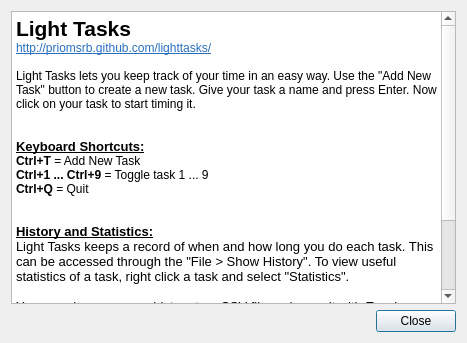
Above: HelpDialog.ui from priomsrb/lighttasks before the change. Below: the same form after it.
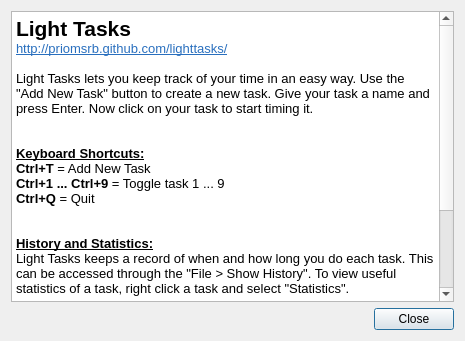
That is the form after the change. Icons and pictures are not drawn.

Commit message: Fix formatting of help dialog

```diff
--- a/HelpDialog.ui
+++ b/HelpDialog.ui
@@ -6,8 +6,8 @@
    <rect>
     <x>0</x>
     <y>0</y>
-    <width>467</width>
-    <height>343</height>
+    <width>465</width>
+    <height>341</height>
    </rect>
   </property>
   <property name="windowTitle">
@@ -26,25 +26,12 @@
 p, li { white-space: pre-wrap; }
 &lt;/style&gt;&lt;/head&gt;&lt;body style=&quot; font-family:'Sans Serif'; font-size:9pt; font-weight:400; font-style:normal;&quot;&gt;
 &lt;p style=&quot; margin-top:0px; margin-bottom:0px; margin-left:0px; margin-right:0px; -qt-block-indent:0; text-indent:0px;&quot;&gt;&lt;span style=&quot; font-size:16pt; font-weight:600;&quot;&gt;Light Tasks&lt;/span&gt;&lt;/p&gt;
-&lt;p style=&quot; margin-top:0px; margin-bottom:0px; margin-left:0px; margin-right:0px; -qt-block-indent:0; text-indent:0px;&quot;&gt;&lt;a href=&quot;http://priomsrb.github.com/lighttasks/&quot;&gt;&lt;span style=&quot; text-decoration: underline; color:#296fbe;&quot;&gt;http://priomsrb.github.com/lighttasks/&lt;/span&gt;&lt;/a&gt;&lt;/p&gt;
-&lt;p style=&quot;-qt-paragraph-type:empty; margin-top:0px; margin-bottom:0px; margin-left:0px; margin-right:0px; -qt-block-indent:0; text-indent:0px;&quot;&gt;&lt;br /&gt;&lt;/p&gt;
-&lt;p style=&quot; margin-top:0px; margin-bottom:0px; margin-left:0px; margin-right:0px; -qt-block-indent:0; text-indent:0px;&quot;&gt;Light Tasks lets you keep track of your time in an easy way. Use the &amp;quot;Add New Task&amp;quot; button to create a new task. Give your task a name and press Enter. Now click on your task to start timing it.&lt;/p&gt;
-&lt;p style=&quot;-qt-paragraph-type:empty; margin-top:0px; margin-bottom:0px; margin-left:0px; margin-right:0px; -qt-block-indent:0; text-indent:0px;&quot;&gt;&lt;br /&gt;&lt;/p&gt;
-&lt;p style=&quot;-qt-paragraph-type:empty; margin-top:0px; margin-bottom:0px; margin-left:0px; margin-right:0px; -qt-block-indent:0; text-indent:0px;&quot;&gt;&lt;br /&gt;&lt;/p&gt;
-&lt;p style=&quot; margin-top:0px; margin-bottom:0px; margin-left:0px; margin-right:0px; -qt-block-indent:0; text-indent:0px;&quot;&gt;&lt;span style=&quot; font-size:10pt; font-weight:600; text-decoration: underline;&quot;&gt;Keyboard Shortcuts:&lt;/span&gt;&lt;/p&gt;
-&lt;p style=&quot; margin-top:0px; margin-bottom:0px; margin-left:0px; margin-right:0px; -qt-block-indent:0; text-indent:0px;&quot;&gt;&lt;span style=&quot; font-weight:600;&quot;&gt;Ctrl+T&lt;/span&gt; = Add New Task&lt;/p&gt;
-&lt;p style=&quot; margin-top:0px; margin-bottom:0px; margin-left:0px; margin-right:0px; -qt-block-indent:0; text-indent:0px;&quot;&gt;&lt;span style=&quot; font-weight:600;&quot;&gt;Ctrl+1 ... Ctrl+9&lt;/span&gt; = Toggle task 1 ... 9&lt;/p&gt;
-&lt;p style=&quot; margin-top:0px; margin-bottom:0px; margin-left:0px; margin-right:0px; -qt-block-indent:0; text-indent:0px;&quot;&gt;&lt;span style=&quot; font-weight:600;&quot;&gt;Ctrl+Q&lt;/span&gt; = Quit&lt;/p&gt;
-&lt;p style=&quot;-qt-paragraph-type:empty; margin-top:0px; margin-bottom:0px; margin-left:0px; margin-right:0px; -qt-block-indent:0; text-indent:0px;&quot;&gt;&lt;br /&gt;&lt;/p&gt;
-&lt;p style=&quot;-qt-paragraph-type:empty; margin-top:0px; margin-bottom:0px; margin-left:0px; margin-right:0px; -qt-block-indent:0; text-indent:0px;&quot;&gt;&lt;br /&gt;&lt;/p&gt;
-&lt;p style=&quot; margin-top:0px; margin-bottom:0px; margin-left:0px; margin-right:0px; -qt-block-indent:0; text-indent:0px;&quot;&gt;&lt;span style=&quot; font-size:10pt; font-weight:600; text-decoration: underline;&quot;&gt;History and Statistics:&lt;/span&gt;&lt;/p&gt;
-&lt;p style=&quot; margin-top:0px; margin-bottom:0px; margin-left:0px; margin-right:0px; -qt-block-indent:0; text-indent:0px;&quot;&gt;&lt;span style=&quot; font-size:10pt;&quot;&gt;Light Tasks keeps a record of when and how long you do each task. This can be accessed through the &amp;quot;File &amp;gt; Show History&amp;quot;. To view useful statistics of a task, right click a task and select &amp;quot;Statistics&amp;quot;.&lt;/span&gt;&lt;/p&gt;
-&lt;p style=&quot;-qt-paragraph-type:empty; margin-top:0px; margin-bottom:0px; margin-left:0px; margin-right:0px; -qt-block-indent:0; text-indent:0px; font-size:10pt;&quot;&gt;&lt;br /&gt;&lt;/p&gt;
-&lt;p style=&quot; margin-top:0px; margin-bottom:0px; margin-left:0px; margin-right:0px; -qt-block-indent:0; text-indent:0px;&quot;&gt;&lt;span style=&quot; font-size:10pt;&quot;&gt;You can also save your history to a CSV file and open it with Excel, Openoffice or Libreoffice.&lt;/span&gt;&lt;/p&gt;
-&lt;p style=&quot;-qt-paragraph-type:empty; margin-top:0px; margin-bottom:0px; margin-left:0px; margin-right:0px; -qt-block-indent:0; text-indent:0px;&quot;&gt;&lt;br /&gt;&lt;/p&gt;
-&lt;p style=&quot;-qt-paragraph-type:empty; margin-top:0px; margin-bottom:0px; margin-left:0px; margin-right:0px; -qt-block-indent:0; text-indent:0px;&quot;&gt;&lt;br /&gt;&lt;/p&gt;
-&lt;p style=&quot; margin-top:0px; margin-bottom:0px; margin-left:0px; margin-right:0px; -qt-block-indent:0; text-indent:0px;&quot;&gt;&lt;span style=&quot; font-size:10pt; font-weight:600; text-decoration: underline;&quot;&gt;Bugs / Feature Requests:&lt;/span&gt;&lt;/p&gt;
-&lt;p style=&quot; margin-top:0px; margin-bottom:0px; margin-left:0px; margin-right:0px; -qt-block-indent:0; text-indent:0px;&quot;&gt;&lt;span style=&quot; font-size:10pt;&quot;&gt;To report a bug or to request a feature, please create an issue on the &lt;/span&gt;&lt;a href=&quot;https://github.com/priomsrb/lighttasks/issues&quot;&gt;&lt;span style=&quot; text-decoration: underline; color:#296fbe;&quot;&gt;Issues Page&lt;/span&gt;&lt;/a&gt;&lt;/p&gt;&lt;/body&gt;&lt;/html&gt;</string>
+&lt;p style=&quot; margin-top:0px; margin-bottom:0px; margin-left:0px; margin-right:0px; -qt-block-indent:0; text-indent:0px;&quot;&gt;&lt;a href=&quot;http://priomsrb.github.com/lighttasks/&quot;&gt;&lt;span style=&quot; font-size:10pt; text-decoration: underline; color:#296fbe;&quot;&gt;http://priomsrb.github.com/lighttasks/&lt;br /&gt;&lt;br /&gt;&lt;/span&gt;&lt;/a&gt;&lt;span style=&quot; font-size:10pt;&quot;&gt;Light Tasks lets you keep track of your time in an easy way. Use the &amp;quot;Add New Task&amp;quot; button to create a new task. Give your task a name and press Enter. Now click on your task to start timing it.&lt;br /&gt;&lt;br /&gt;&lt;br /&gt;&lt;/span&gt;&lt;span style=&quot; font-size:10pt; font-weight:600; text-decoration: underline;&quot;&gt;Keyboard Shortcuts:&lt;/span&gt;&lt;/p&gt;
+&lt;p style=&quot; margin-top:0px; margin-bottom:0px; margin-left:0px; margin-right:0px; -qt-block-indent:0; text-indent:0px;&quot;&gt;&lt;span style=&quot; font-size:10pt; font-weight:600;&quot;&gt;Ctrl+T&lt;/span&gt;&lt;span style=&quot; font-size:10pt;&quot;&gt; = Add New Task&lt;/span&gt;&lt;/p&gt;
+&lt;p style=&quot; margin-top:0px; margin-bottom:0px; margin-left:0px; margin-right:0px; -qt-block-indent:0; text-indent:0px;&quot;&gt;&lt;span style=&quot; font-size:10pt; font-weight:600;&quot;&gt;Ctrl+1 ... Ctrl+9&lt;/span&gt;&lt;span style=&quot; font-size:10pt;&quot;&gt; = Toggle task 1 ... 9&lt;/span&gt;&lt;/p&gt;
+&lt;p style=&quot; margin-top:0px; margin-bottom:0px; margin-left:0px; margin-right:0px; -qt-block-indent:0; text-indent:0px;&quot;&gt;&lt;span style=&quot; font-size:10pt; font-weight:600;&quot;&gt;Ctrl+Q&lt;/span&gt;&lt;span style=&quot; font-size:10pt;&quot;&gt; = Quit&lt;br /&gt;&lt;br /&gt;&lt;br /&gt;&lt;/span&gt;&lt;span style=&quot; font-size:10pt; font-weight:600; text-decoration: underline;&quot;&gt;History and Statistics:&lt;/span&gt;&lt;/p&gt;
+&lt;p style=&quot; margin-top:0px; margin-bottom:0px; margin-left:0px; margin-right:0px; -qt-block-indent:0; text-indent:0px;&quot;&gt;&lt;span style=&quot; font-size:10pt;&quot;&gt;Light Tasks keeps a record of when and how long you do each task. This can be accessed through the &amp;quot;File &amp;gt; Show History&amp;quot;. To view useful statistics of a task, right click a task and select &amp;quot;Statistics&amp;quot;.&lt;br /&gt;&lt;br /&gt;You can also save your history to a CSV file and open it with Excel, Openoffice or Libreoffice.&lt;br /&gt;&lt;br /&gt;&lt;br /&gt;&lt;/span&gt;&lt;span style=&quot; font-size:10pt; font-weight:600; text-decoration: underline;&quot;&gt;Bugs / Feature Requests:&lt;/span&gt;&lt;/p&gt;
+&lt;p style=&quot; margin-top:0px; margin-bottom:0px; margin-left:0px; margin-right:0px; -qt-block-indent:0; text-indent:0px;&quot;&gt;&lt;span style=&quot; font-size:10pt;&quot;&gt;To report a bug or to request a feature, please create an issue on the &lt;/span&gt;&lt;a href=&quot;https://github.com/priomsrb/lighttasks/issues&quot;&gt;&lt;span style=&quot; font-size:10pt; text-decoration: underline; color:#296fbe;&quot;&gt;Issues Page&lt;/span&gt;&lt;/a&gt;&lt;/p&gt;&lt;/body&gt;&lt;/html&gt;</string>
      </property>
      <property name="openExternalLinks">
       <bool>true</bool>
```
